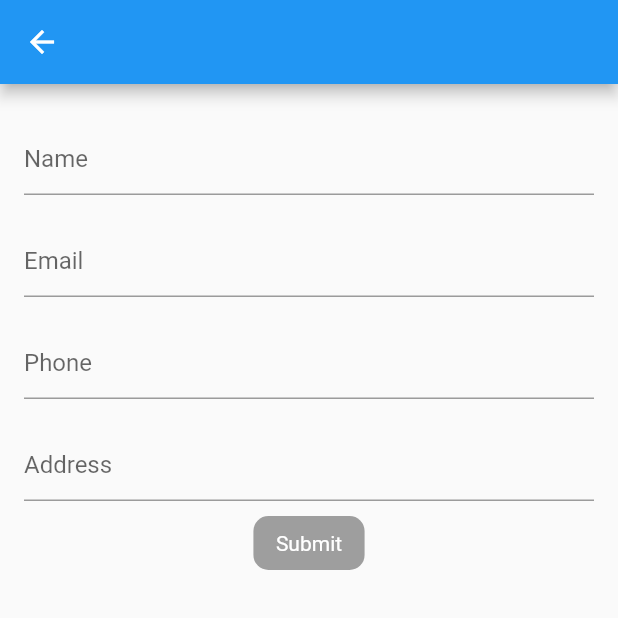
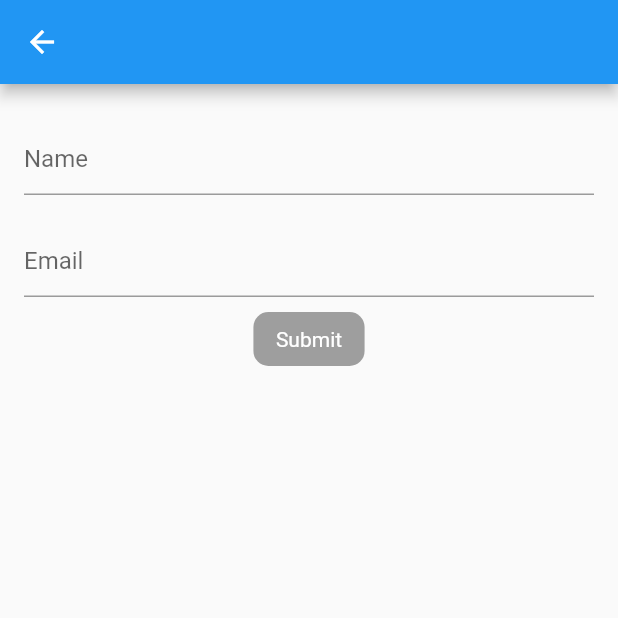
Before and after one commit to RafidKhan/flutter_bloc_vs_provider, a Flutter app: the screen it shows after launch, after a tap on "User Data", on a phone screen of 412 x 824 dp, the top half of it. Run offline on Flutter 3.47's test engine with Material 2 defaults, Android fonts, the phone set to English and light mode, and no system bars; our stand-ins replace bloc, equatable, flutter_bloc, flutter_riverpod, formz.

Commit message:
add texteditingcontroller

```diff
--- a/lib/user_info_form/model/user_form_model.dart
+++ b/lib/user_info_form/model/user_form_model.dart
@@ -2,48 +2,24 @@ import 'package:flutter/material.dart';
 
 @immutable
 class UserFormModel {
-  final String name;
-  final String email;
-  final String phone;
-  final String address;
+  final TextEditingController name;
+  final TextEditingController email;
   final bool isValid;
 
   const UserFormModel({
     required this.name,
     required this.email,
-    required this.phone,
-    required this.address,
     required this.isValid,
   });
 
   UserFormModel copyWith({
-    String? name,
-    String? email,
-    String? phone,
-    String? address,
+    TextEditingController? name,
+    TextEditingController? email,
     bool? isValid,
   }) =>
       UserFormModel(
         name: name ?? this.name,
         email: email ?? this.email,
-        phone: phone ?? this.phone,
-        address: address ?? this.address,
         isValid: isValid ?? this.isValid,
       );
-
-  factory UserFormModel.fromMap(Map<String, dynamic> json) => UserFormModel(
-        name: json["name"],
-        email: json["email"],
-        phone: json["phone"],
-        address: json["address"],
-        isValid: json["isValid"],
-      );
-
-  Map<String, dynamic> toMap() => {
-        "name": name,
-        "email": email,
-        "phone": phone,
-        "address": address,
-        "isValid": isValid,
-      };
 }
--- a/lib/user_info_form/provider/user_form_provider.dart
+++ b/lib/user_info_form/provider/user_form_provider.dart
@@ -1,39 +1,27 @@
+import 'package:flutter/cupertino.dart';
 import 'package:flutter_bloc_form_validation/user_info_form/model/user_form_model.dart';
 import 'package:flutter_riverpod/flutter_riverpod.dart';
 
 class UserFormProvider extends StateNotifier<UserFormModel> {
   UserFormProvider()
       : super(
-          const UserFormModel(
-            name: "",
-            email: "",
-            address: "",
-            phone: "",
+          UserFormModel(
+            name: TextEditingController(),
+            email: TextEditingController(),
             isValid: false,
           ),
-        );
-
-  void updateForm({
-    String? name,
-    String? email,
-    String? phone,
-    String? address,
-  }) {
-    state = state.copyWith(
-      name: name ?? state.name,
-      email: email ?? state.email,
-      phone: phone ?? state.phone,
-      address: address ?? state.address,
-    );
-    isValid();
+        ) {
+    state.name.addListener(() {
+      isValid();
+    });
+    state.email.addListener(() {
+      isValid();
+    });
   }
 
   void isValid() {
     state = state.copyWith(
-      isValid: (state.name.isNotEmpty &&
-          state.email.isNotEmpty &&
-          state.phone.isNotEmpty &&
-          state.address.isNotEmpty),
+      isValid: (state.name.text.isNotEmpty && state.email.text.isNotEmpty),
     );
   }
 }
--- a/lib/user_info_form/provider_scope/provider_scope.dart
+++ b/lib/user_info_form/provider_scope/provider_scope.dart
@@ -7,6 +7,8 @@ class UserFormProviderScope extends StatelessWidget {
 
   @override
   Widget build(BuildContext context) {
-    return const ProviderScope(child: UserForm());
+    return const ProviderScope(
+      child: UserForm(),
+    );
   }
 }
--- a/lib/user_info_form/view/user_form.dart
+++ b/lib/user_info_form/view/user_form.dart
@@ -16,7 +16,7 @@ class UserForm extends StatelessWidget {
 
   @override
   Widget build(BuildContext context) {
-    final controller = context.read(userFormProvider.notifier);
+    final state = context.read(userFormProvider);
     return Scaffold(
         appBar: AppBar(),
         body: Padding(
@@ -26,37 +26,24 @@ class UserForm extends StatelessWidget {
               children: [
                 CustomTextField(
                   hint: "Name",
-                  onChanged: (value) {
-                    controller.updateForm(name: value);
-                  },
+                  textEditingController: state.name,
                 ),
                 CustomTextField(
                   hint: "Email",
-                  onChanged: (value) {
-                    controller.updateForm(email: value);
-                  },
-                ),
-                CustomTextField(
-                  hint: "Phone",
-                  onChanged: (value) {
-                    controller.updateForm(phone: value);
-                  },
-                ),
-                CustomTextField(
-                  hint: "Address",
-                  onChanged: (value) {
-                    controller.updateForm(address: value);
-                  },
+                  textEditingController: state.email,
                 ),
                 Consumer(builder: (context, ref, child) {
                   final state = ref.watch(userFormProvider);
                   return UserFormSubmitButton(
                     isEnabled: state.isValid,
                     onTap: () {
-                      print("TAP");
+                      FocusScope.of(context).unfocus();
                     },
                   );
                 }),
+                const SizedBox(
+                  height: 30,
+                ),
               ],
             ),
           ),
--- a/lib/user_info_form/widgets/custom_textfield.dart
+++ b/lib/user_info_form/widgets/custom_textfield.dart
@@ -2,25 +2,33 @@ import 'package:flutter/material.dart';
 
 class CustomTextField extends StatelessWidget {
   final String hint;
-  final Function(String) onChanged;
-  final TextEditingController? textEditingController;
+  final TextEditingController textEditingController;
+  final FormFieldValidator<String>? validator;
 
   const CustomTextField({
     Key? key,
     required this.hint,
-    required this.onChanged,
-    this.textEditingController,
+    required this.textEditingController,
+    this.validator,
   }) : super(key: key);
 
   @override
   Widget build(BuildContext context) {
-    return Container(
-      margin: const EdgeInsets.symmetric(vertical: 10),
-      child: TextField(
-        decoration: InputDecoration(
-          hintText: hint,
+    final formKey = GlobalKey<FormState>();
+    return Form(
+      key: formKey,
+      child: Container(
+        margin: const EdgeInsets.symmetric(vertical: 10),
+        child: TextFormField(
+          controller: textEditingController,
+          decoration: InputDecoration(
+            hintText: hint,
+          ),
+          validator: validator,
+          onChanged: (value) {
+            formKey.currentState?.validate();
+          },
         ),
-        onChanged: onChanged,
       ),
     );
   }
```
